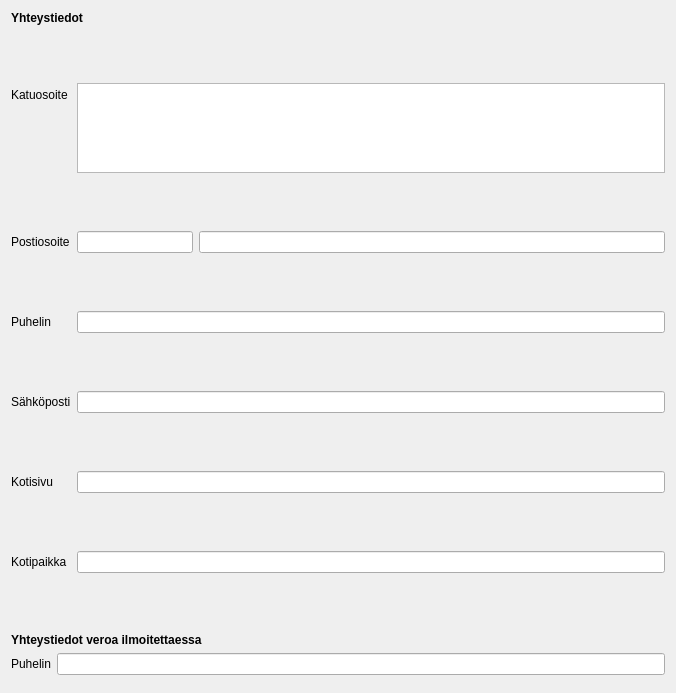
Before: the Qt Designer form kitsas/maaritys/yhteystiedot.ui in artoh/kitupiikki, drawn with Qt 5.
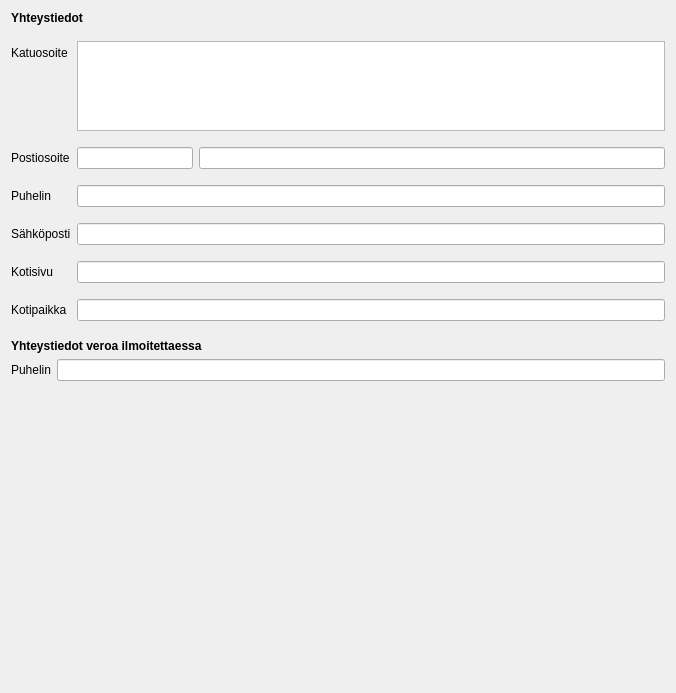
After: the same form once the commit is applied.

Diff of the .ui file:
```diff
--- a/kitsas/maaritys/yhteystiedot.ui
+++ b/kitsas/maaritys/yhteystiedot.ui
@@ -186,6 +186,12 @@
      <property name="orientation">
       <enum>Qt::Vertical</enum>
      </property>
+     <property name="sizeHint" stdset="0">
+      <size>
+       <width>0</width>
+       <height>0</height>
+      </size>
+     </property>
     </spacer>
    </item>
   </layout>
```
Left out of the diff: 3 changed lines with no effect on the pictures.
